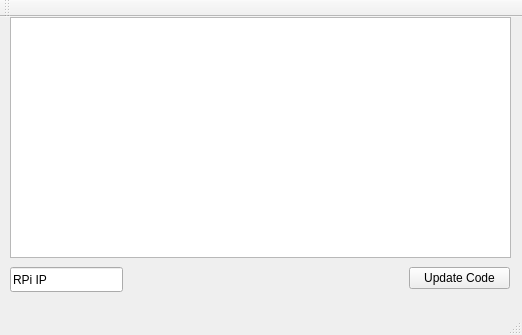
Old version of the form tools/rpi_updater/mainwindow.ui in the repository lpares12/IPoL.
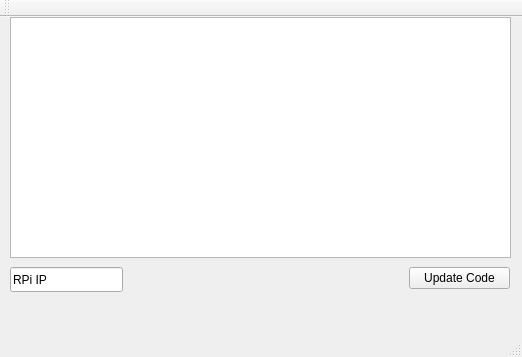
New version of the form. Icons and pictures are not drawn.

Patch:
```diff
--- a/tools/rpi_updater/mainwindow.ui
+++ b/tools/rpi_updater/mainwindow.ui
@@ -7,19 +7,19 @@
     <x>0</x>
     <y>0</y>
     <width>522</width>
-    <height>335</height>
+    <height>357</height>
    </rect>
   </property>
   <property name="minimumSize">
    <size>
     <width>522</width>
-    <height>335</height>
+    <height>357</height>
    </size>
   </property>
   <property name="maximumSize">
    <size>
     <width>522</width>
-    <height>335</height>
+    <height>357</height>
    </size>
   </property>
   <property name="windowTitle">
```
Left out of the diff: 17 changed lines with no effect on the pictures.
